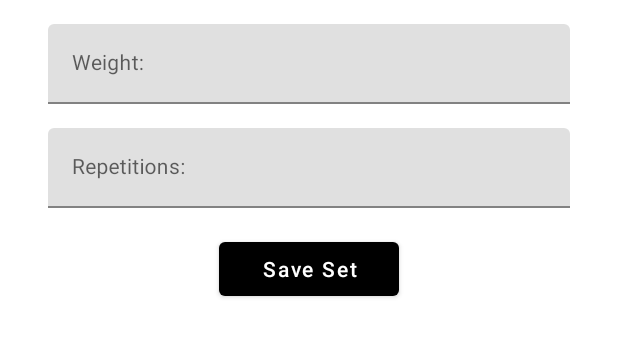
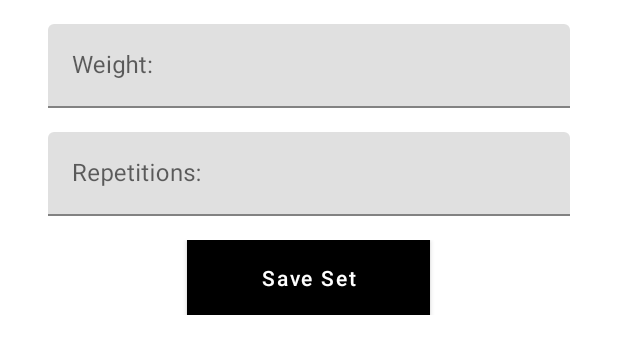
Before and after one commit to jungledav/gaintracker, an Android app: the layout fragment_add_sets.xml on its own in the app's theme, with its tools: preview values and no code run, on a phone screen of 412 x 824 dp. Shown: the top 354 px of the screen. Run offline under Robolectric (Android 15) with nearby library versions, the phone set to English and light mode, and no system bars.

Commit message:
UI uplift: - Button where user remain on screen have a ripple effect and vibration - New added set is now fading in

```diff
--- a/app/src/main/AndroidManifest.xml
+++ b/app/src/main/AndroidManifest.xml
@@ -1,6 +1,8 @@
 <?xml version="1.0" encoding="utf-8"?>
 <manifest xmlns:android="http://schemas.android.com/apk/res/android"
     xmlns:tools="http://schemas.android.com/tools">
+
+    <uses-permission android:name="android.permission.VIBRATE"/>
 
     <application
         android:name=".GainTrackerApplication"
@@ -12,7 +14,9 @@
         android:supportsRtl="true"
         android:theme="@style/AppTheme.NoActionBar.IgnoreDarkMode"
         android:hasFragileUserData="true"
-        tools:targetApi="31">
+        tools:targetApi="31"
+        >
+
         <!-- Set SplashScreenActivity as the Launcher Activity -->
         <activity
             android:name=".SplashScreenActivity"
--- /dev/null
+++ b/app/src/main/res/drawable/ripple_effect.xml
@@ -0,0 +1,14 @@
+<?xml version="1.0" encoding="utf-8"?>
+<ripple xmlns:android="http://schemas.android.com/apk/res/android"
+    android:color="#80FFFFFF"> <!-- This is the ripple color -->
+    <item android:id="@android:id/mask">
+        <shape android:shape="rectangle">
+            <solid android:color="#000000" /> <!-- mask color, this can be any color -->
+        </shape>
+    </item>
+    <item>
+        <shape android:shape="rectangle">
+            <solid android:color="#000000" /> <!-- This is the button color -->
+        </shape>
+    </item>
+</ripple>
--- a/app/src/main/res/layout/fragment_add_sets.xml
+++ b/app/src/main/res/layout/fragment_add_sets.xml
@@ -5,13 +5,15 @@
     xmlns:tools="http://schemas.android.com/tools"
     android:layout_width="match_parent"
     android:layout_height="match_parent"
-    tools:context="fragments.AddSetsFragment">
+    tools:context="fragments.AddSetsFragment"
+    android:clipToPadding="false">
 
     <androidx.viewpager2.widget.ViewPager2
         android:id="@+id/viewPager"
         android:layout_width="match_parent"
         android:layout_height="0dp"
-        app:layout_constraintTop_toTopOf="parent" />
+        app:layout_constraintTop_toTopOf="parent"
+        android:clipToPadding="false"/>
 
     <com.google.android.material.textfield.TextInputLayout
         android:id="@+id/weightInputLayout"
@@ -22,7 +24,8 @@
         android:layout_marginEnd="32dp"
         app:layout_constraintStart_toStartOf="parent"
         app:layout_constraintEnd_toEndOf="parent"
-        app:layout_constraintTop_toBottomOf="@+id/viewPager">
+        app:layout_constraintTop_toBottomOf="@+id/viewPager"
+        android:clipToPadding="false">
 
         <com.google.android.material.textfield.TextInputEditText
             android:id="@+id/editTextWeight"
@@ -31,7 +34,8 @@
             android:hint="Weight:"
             android:inputType="numberDecimal"
             android:minHeight="48dp"
-            android:textSize="14sp"/>
+            android:textSize="16sp"
+            android:clipToPadding="false"/>
     </com.google.android.material.textfield.TextInputLayout>
 
     <com.google.android.material.textfield.TextInputLayout
@@ -52,7 +56,7 @@
             android:hint="Repetitions:"
             android:inputType="number"
             android:minHeight="48dp"
-            android:textSize="14sp" />
+            android:textSize="16sp" />
     </com.google.android.material.textfield.TextInputLayout>
 
     <ScrollView
@@ -65,26 +69,33 @@
         app:layout_constraintTop_toBottomOf="@+id/repsInputLayout"
         app:layout_constraintBottom_toBottomOf="parent"
         app:layout_constraintStart_toStartOf="parent"
-        app:layout_constraintEnd_toEndOf="parent">
+        app:layout_constraintEnd_toEndOf="parent"
+        android:clipToPadding="false">
 
         <LinearLayout
             android:layout_width="match_parent"
             android:layout_height="wrap_content"
-            android:orientation="vertical">
+            android:orientation="vertical"
+            android:clipToPadding="false">
 
             <LinearLayout
                 android:layout_width="match_parent"
                 android:layout_height="50dp"
                 android:gravity="center"
-                android:orientation="horizontal">
+                android:orientation="horizontal"
+                android:clipToPadding="false">
 
                 <Button
                     android:id="@+id/buttonAddSet"
-                    android:layout_width="120dp"
-                    android:layout_height="wrap_content"
+                    android:layout_width="162dp"
+                    android:layout_height="match_parent"
+                    android:layout_marginTop="0dp"
+                    android:layout_marginEnd="0dp"
+                    android:background="@drawable/ripple_effect"
                     android:padding="0dp"
                     android:text="Save Set"
                     android:textAllCaps="false"
+                    android:textColor="#FFFFFF"
                     android:textSize="14sp" />
             </LinearLayout>
 
```
Also changed, not shown: app/src/main/java/com/UpTrack/example/UpTrack/adapters/SetAdapter.kt (+11 -0 lines), app/src/main/java/com/UpTrack/example/UpTrack/fragments/AddSetsFragment.kt (+32 -1 lines), app/src/main/java/com/UpTrack/example/UpTrack/fragments/ExerciseSetsFragment.kt (+14 -1 lines), app/src/main/res/anim/fade_in.xml (added, +7 -0 lines), app/src/main/res/layout/dialog_settings.xml (+12 -2 lines).
